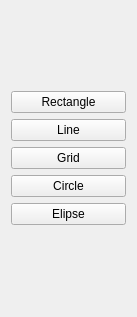
Before: the Qt Designer form magicplot/shapeDrawer.ui in davetbarr/magicplot, drawn with Qt 5.
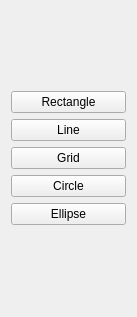
After: the same form once the commit is applied.

What changed in the file:
```diff
--- a/magicplot/shapeDrawer.ui
+++ b/magicplot/shapeDrawer.ui
@@ -47,7 +47,7 @@
      <item>
       <widget class="QPushButton" name="drawElipseButton">
        <property name="text">
-        <string>Elipse</string>
+        <string>Ellipse</string>
        </property>
       </widget>
      </item>
```
